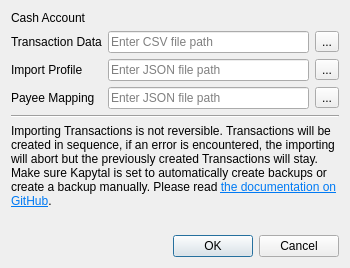
Before: the Qt Designer form src/views/ui_files/dialogs/import_transactions_dialog.ui in JakubFranek/Kapytal, drawn with Qt 5.
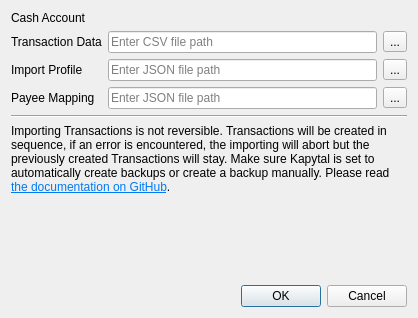
After: the same form once the commit is applied.

```diff
--- a/src/views/ui_files/dialogs/import_transactions_dialog.ui
+++ b/src/views/ui_files/dialogs/import_transactions_dialog.ui
@@ -9,12 +9,12 @@
    <rect>
     <x>0</x>
     <y>0</y>
-    <width>350</width>
-    <height>268</height>
+    <width>418</width>
+    <height>318</height>
    </rect>
   </property>
   <property name="sizePolicy">
-   <sizepolicy hsizetype="Preferred" vsizetype="Preferred">
+   <sizepolicy hsizetype="Preferred" vsizetype="MinimumExpanding">
     <horstretch>0</horstretch>
     <verstretch>0</verstretch>
    </sizepolicy>
@@ -23,9 +23,6 @@
    <string>Import Transactions</string>
   </property>
   <layout class="QVBoxLayout" name="verticalLayout" stretch="0,0,0,1,0">
-   <property name="sizeConstraint">
-    <enum>QLayout::SetDefaultConstraint</enum>
-   </property>
    <item>
     <layout class="QGridLayout" name="gridLayout">
      <item row="1" column="1">
@@ -133,8 +130,8 @@
      </property>
      <property name="sizeHint" stdset="0">
       <size>
-       <width>20</width>
-       <height>40</height>
+       <width>0</width>
+       <height>0</height>
       </size>
      </property>
     </spacer>
```
Left out of the diff: 8 changed lines with no effect on the pictures.
